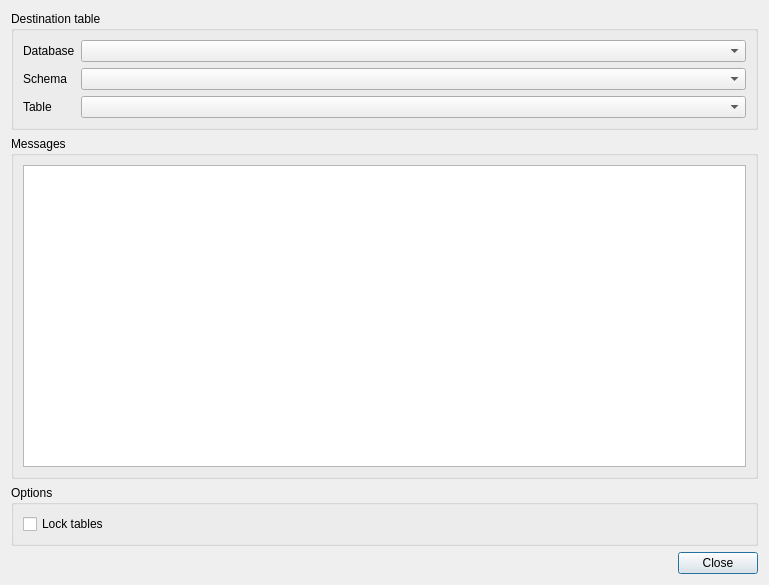
First picture: the form in python/plugins/db_manager/ui/DlgPushTableDifferences.ui, repository peter-kolenic/QGIS, before the edit.
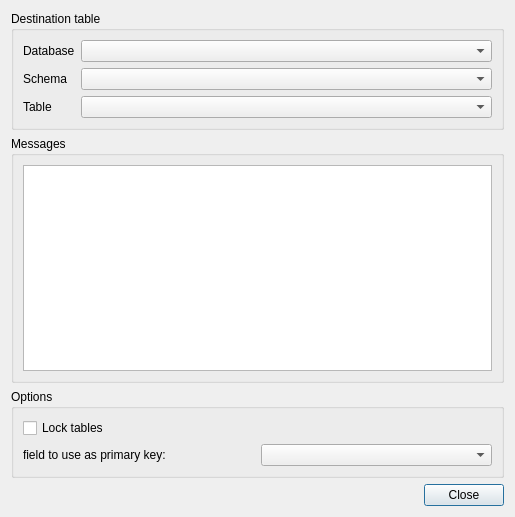
Second picture: the form after the edit.

Commit message: push diffs: source can be view

```diff
--- a/python/plugins/db_manager/ui/DlgPushTableDifferences.ui
+++ b/python/plugins/db_manager/ui/DlgPushTableDifferences.ui
@@ -6,8 +6,8 @@
    <rect>
     <x>0</x>
     <y>0</y>
-    <width>769</width>
-    <height>585</height>
+    <width>515</width>
+    <height>517</height>
    </rect>
   </property>
   <property name="windowTitle">
@@ -103,8 +103,18 @@
      <property name="title">
       <string>Options</string>
      </property>
-     <layout class="QVBoxLayout" name="verticalLayout_2">
-      <item>
+     <layout class="QGridLayout" name="gridLayout">
+      <item row="1" column="0">
+       <widget class="QLabel" name="labelPKField">
+        <property name="text">
+         <string>field to use as primary key:</string>
+        </property>
+       </widget>
+      </item>
+      <item row="1" column="1">
+       <widget class="QComboBox" name="cboPKField"/>
+      </item>
+      <item row="0" column="0">
        <widget class="QCheckBox" name="chboxLockTables">
         <property name="text">
          <string>Lock tables</string>
```
The commit also changes 1 other file.
